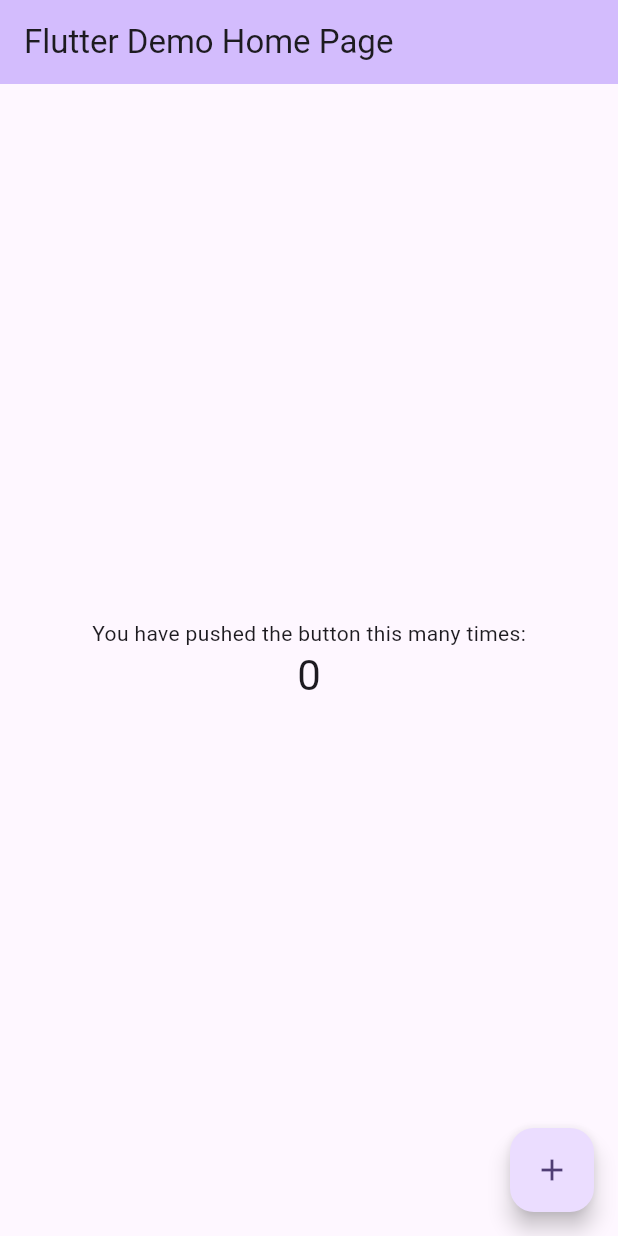
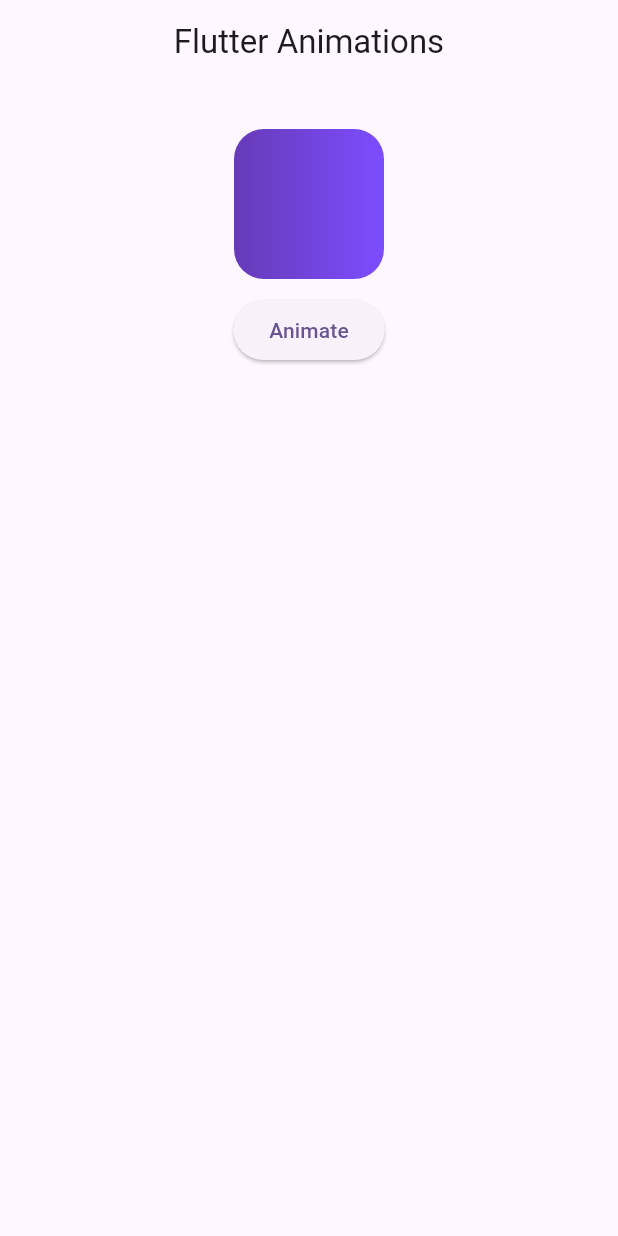
Before and after one commit to sudorajpy/flutter_animations, a Flutter app: the screen it shows after launch, on a phone screen of 412 x 824 dp. Run offline on Flutter 3.47's test engine with Material 2 defaults, Android fonts, the phone set to English and light mode, and no system bars.

Commit message:
animated container

```diff
--- a/lib/main.dart
+++ b/lib/main.dart
@@ -1,4 +1,5 @@
 import 'package:flutter/material.dart';
+import 'package:flutter_animations/screens/home_screen.dart';
 
 void main() {
   runApp(const MyApp());
@@ -11,115 +12,12 @@ class MyApp extends StatelessWidget {
   @override
   Widget build(BuildContext context) {
     return MaterialApp(
-      title: 'Flutter Demo',
+
       theme: ThemeData(
-        // This is the theme of your application.
-        //
-        // TRY THIS: Try running your application with "flutter run". You'll see
-        // the application has a blue toolbar. Then, without quitting the app,
-        // try changing the seedColor in the colorScheme below to Colors.green
-        // and then invoke "hot reload" (save your changes or press the "hot
-        // reload" button in a Flutter-supported IDE, or press "r" if you used
-        // the command line to start the app).
-        //
-        // Notice that the counter didn't reset back to zero; the application
-        // state is not lost during the reload. To reset the state, use hot
-        // restart instead.
-        //
-        // This works for code too, not just values: Most code changes can be
-        // tested with just a hot reload.
         colorScheme: ColorScheme.fromSeed(seedColor: Colors.deepPurple),
         useMaterial3: true,
       ),
-      home: const MyHomePage(title: 'Flutter Demo Home Page'),
+      home: HomeScreen(),
     );
   }
 }
-
-class MyHomePage extends StatefulWidget {
-  const MyHomePage({super.key, required this.title});
-
-  // This widget is the home page of your application. It is stateful, meaning
-  // that it has a State object (defined below) that contains fields that affect
-  // how it looks.
-
-  // This class is the configuration for the state. It holds the values (in this
-  // case the title) provided by the parent (in this case the App widget) and
-  // used by the build method of the State. Fields in a Widget subclass are
-  // always marked "final".
-
-  final String title;
-
-  @override
-  State<MyHomePage> createState() => _MyHomePageState();
-}
-
-class _MyHomePageState extends State<MyHomePage> {
-  int _counter = 0;
-
-  void _incrementCounter() {
-    setState(() {
-      // This call to setState tells the Flutter framework that something has
-      // changed in this State, which causes it to rerun the build method below
-      // so that the display can reflect the updated values. If we changed
-      // _counter without calling setState(), then the build method would not be
-      // called again, and so nothing would appear to happen.
-      _counter++;
-    });
-  }
-
-  @override
-  Widget build(BuildContext context) {
-    // This method is rerun every time setState is called, for instance as done
-    // by the _incrementCounter method above.
-    //
-    // The Flutter framework has been optimized to make rerunning build methods
-    // fast, so that you can just rebuild anything that needs updating rather
-    // than having to individually change instances of widgets.
-    return Scaffold(
-      appBar: AppBar(
-        // TRY THIS: Try changing the color here to a specific color (to
-        // Colors.amber, perhaps?) and trigger a hot reload to see the AppBar
-        // change color while the other colors stay the same.
-        backgroundColor: Theme.of(context).colorScheme.inversePrimary,
-        // Here we take the value from the MyHomePage object that was created by
-        // the App.build method, and use it to set our appbar title.
-        title: Text(widget.title),
-      ),
-      body: Center(
-        // Center is a layout widget. It takes a single child and positions it
-        // in the middle of the parent.
-        child: Column(
-          // Column is also a layout widget. It takes a list of children and
-          // arranges them vertically. By default, it sizes itself to fit its
-          // children horizontally, and tries to be as tall as its parent.
-          //
-          // Column has various properties to control how it sizes itself and
-          // how it positions its children. Here we use mainAxisAlignment to
-          // center the children vertically; the main axis here is the vertical
-          // axis because Columns are vertical (the cross axis would be
-          // horizontal).
-          //
-          // TRY THIS: Invoke "debug painting" (choose the "Toggle Debug Paint"
-          // action in the IDE, or press "p" in the console), to see the
-          // wireframe for each widget.
-          mainAxisAlignment: MainAxisAlignment.center,
-          children: <Widget>[
-            const Text(
-              'You have pushed the button this many times:',
-            ),
-            Text(
-              '$_counter',
-              style: Theme.of(context).textTheme.headlineMedium,
-            ),
-          ],
-        ),
-      ),
-      floatingActionButton: FloatingActionButton(
-        onPressed: _incrementCounter,
-        tooltip: 'Increment',
-        child: const Icon(Icons.add),
-      ), // This trailing comma makes auto-formatting nicer for build methods.
-    );
-  }
-}
--- /dev/null
+++ b/lib/screens/home_screen.dart
@@ -0,0 +1,87 @@
+import 'package:flutter/material.dart';
+
+class HomeScreen extends StatefulWidget {
+  const HomeScreen({super.key});
+
+  @override
+  State<HomeScreen> createState() => _HomeScreenState();
+}
+
+class _HomeScreenState extends State<HomeScreen> {
+  var _height = 100.0;
+  var _width = 100.0;
+  bool _isToggle = true;
+
+  Decoration _decoration = BoxDecoration(
+    borderRadius: BorderRadius.circular(20),
+    gradient: LinearGradient(
+      colors: [
+        Colors.deepPurple,
+        Colors.deepPurpleAccent,
+      ],
+    ),
+  );
+
+  @override
+  Widget build(BuildContext context) {
+    return Scaffold(
+      appBar: AppBar(
+        centerTitle: true,
+        title: Text('Flutter Animations'),
+      ),
+      body: Center(
+        child: Column(
+          // mainAxisAlignment: MainAxisAlignment.center,
+          children: [
+            SizedBox(
+              height: 30,
+            ),
+            AnimatedContainer(
+              duration: Duration(seconds: 2),
+              height: _height,
+              width: _width,
+              // color: Colors.deepPurple,
+              decoration: _decoration,
+            ),
+            SizedBox(height: 10,),
+            ElevatedButton(
+              onPressed: () {
+                setState(() {
+                  if (_isToggle) {
+                    _height = 100;
+                    _width = 100;
+                    _decoration = BoxDecoration(
+                      borderRadius: BorderRadius.circular(20),
+                      gradient:const LinearGradient(
+                        colors: [
+                          Color.fromARGB(255, 76, 10, 191),
+                          Color.fromARGB(255, 168, 97, 22),
+                        ],
+                      ),
+                    );
+                    _isToggle = false;
+                  } else {
+                    _height = 200;
+                    _width = 200;
+                    _decoration = BoxDecoration(
+                      borderRadius: BorderRadius.circular(100),
+                      gradient:const LinearGradient(
+                        colors: [
+                          Color.fromARGB(255, 168, 97, 22),
+                          Color.fromARGB(255, 76, 10, 191),
+                        ],
+                      ),
+                    );
+                    _isToggle = true;
+                  }
+                });
+              },
+              child: Text('Animate'),
+            ),
+
+          ],
+        ),
+      ),
+    );
+  }
+}
```
